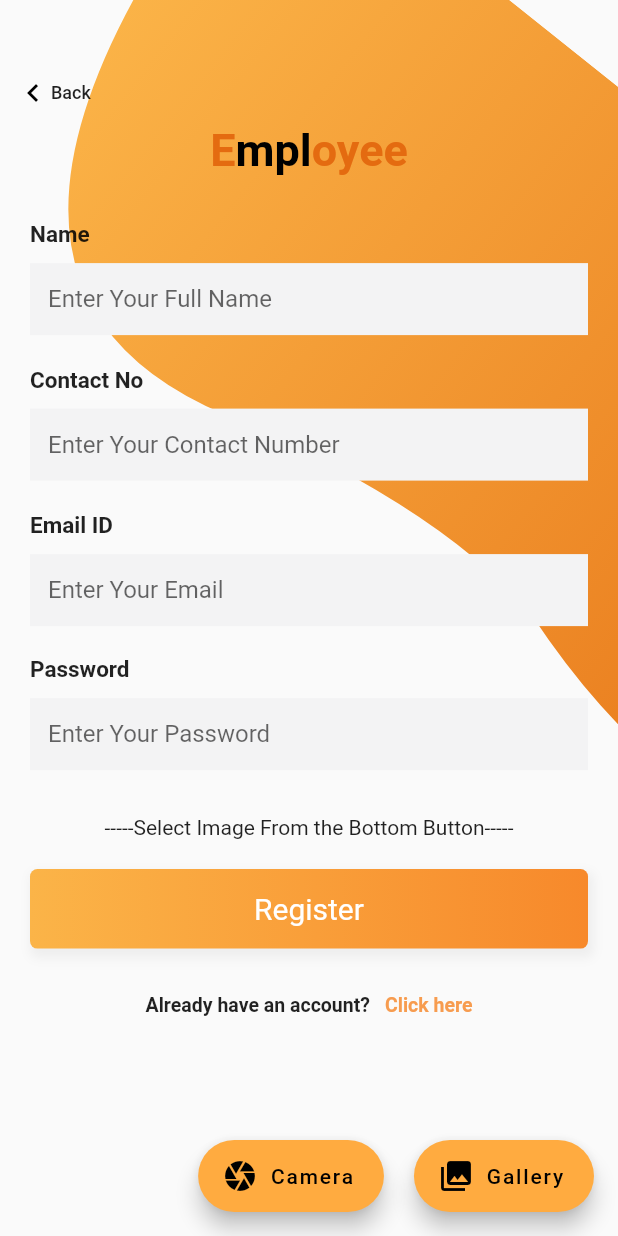
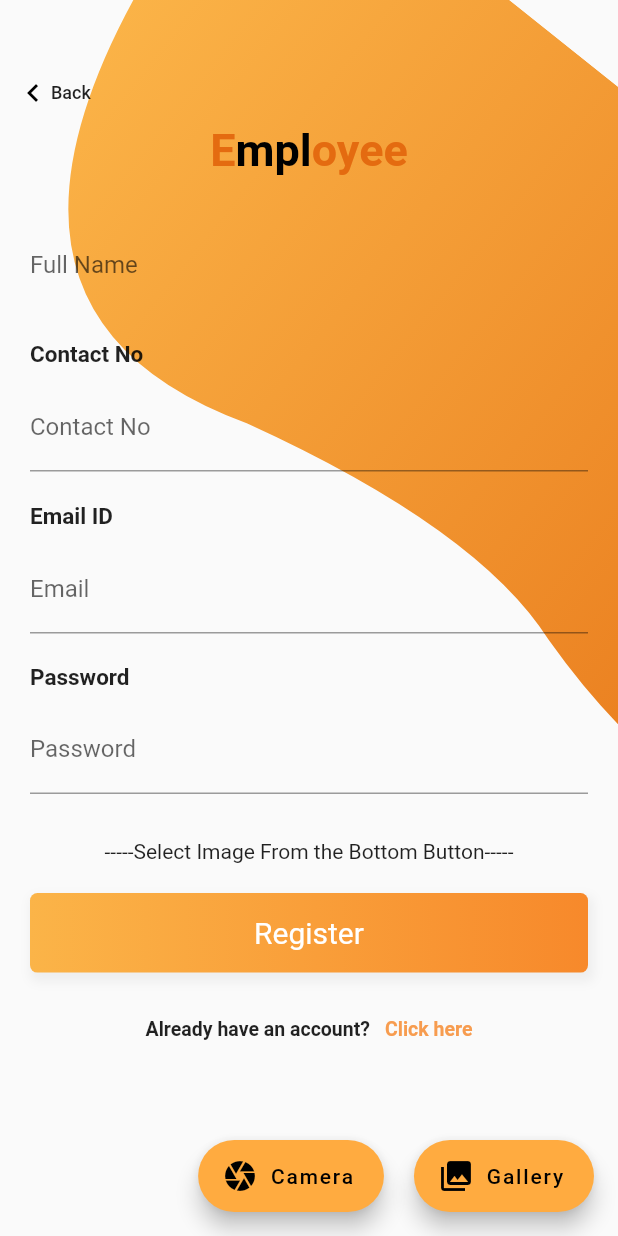
Before and after one commit to skmdaamir/EmployeeApplication, a Flutter app: the screen it shows after launch, after a tap on an icon or button, on a phone screen of 412 x 824 dp. Run offline on Flutter 3.47's test engine with Material 2 defaults, Android fonts, the phone set to English and light mode, and no system bars; our stand-ins replace firebase_auth, firebase_core, google_fonts, image_cropper, image_picker, shared_preferences; accounts and stored records are empty.

Commit message:
new registeration

```diff
--- a/employeeapplication/lib/main.dart
+++ b/employeeapplication/lib/main.dart
@@ -1,19 +1,23 @@
 import 'dart:async';
 
 import 'package:employeeapplication/employee_login_page.dart';
+import 'package:employeeapplication/sample.dart';
+import 'package:firebase_core/firebase_core.dart';
 
 import 'package:flutter/material.dart';
 
-import 'package:employeeapplication/employee_login_page.dart'
-    show EmployeeLoginPage;
 import 'package:google_fonts/google_fonts.dart';
 
-void main() => runApp(MaterialApp(
-      theme:
-          ThemeData(primaryColor: Colors.red, accentColor: Colors.yellowAccent),
-      debugShowCheckedModeBanner: false,
-      home: SplashScreen(),
-    ));
+Future<void> main() async {
+  WidgetsFlutterBinding.ensureInitialized();
+  await Firebase.initializeApp();
+  runApp(MaterialApp(
+    theme:
+        ThemeData(primaryColor: Colors.red, accentColor: Colors.yellowAccent),
+    debugShowCheckedModeBanner: false,
+    home: SplashScreen(),
+  ));
+}
 
 class SplashScreen extends StatefulWidget {
   SplashScreen({Key key, this.title}) : super(key: key);
--- a/employeeapplication/lib/registeration.dart
+++ b/employeeapplication/lib/registeration.dart
@@ -7,36 +7,33 @@ import 'dart:io';
 import 'package:image_picker/image_picker.dart';
 import 'package:google_fonts/google_fonts.dart';
 import 'package:http/http.dart' as http;
+import 'package:shared_preferences/shared_preferences.dart';
 
-class Employee {
-  final String name;
-  final String email;
-  final String contactno;
-  final String password;
-  final File image;
+// class Employee {
+//   final String name;
+//   final String email;
+//   final String contactno;
+//   final String password;
+//   final File image;
 
-  Employee({this.name, this.email, this.contactno, this.password, this.image});
+//   Employee({this.name, this.email, this.contactno, this.password, this.image});
 
-  Employee employeeFromJson(String str) => Employee.fromJson(json.decode(str));
+//   factory Employee.fromJson(Map<String, dynamic> json) => Employee(
+//         name: json["name"],
+//         email: json["email"],
+//         contactno: json["contactno"],
+//         password: json["password"],
+//         image: json["image"],
+//       );
 
-  String employeeToJson(Employee data) => json.encode(data.toJson());
-
-  factory Employee.fromJson(Map<String, dynamic> json) => Employee(
-        name: json["name"],
-        email: json["email"],
-        contactno: json["contactno"],
-        password: json["password"],
-        image: json["image"],
-      );
-
-  Map<String, dynamic> toJson() => {
-        "name": name,
-        "email": email,
-        "contactno": contactno,
-        "password": password,
-        "image": image,
-      };
-}
+//   Map<String, dynamic> toJson() => {
+//         "name": name,
+//         "email": email,
+//         "contactno": contactno,
+//         "password": password,
+//         "image": image,
+//       };
+// }
 
 class SignUpPage extends StatefulWidget {
   SignUpPage({Key key, this.title}) : super(key: key);
@@ -50,33 +47,45 @@ class SignUpPage extends StatefulWidget {
 class _SignUpPageState extends State<SignUpPage> {
   File _image;
 
-  String url = "https://employees-payroll-location-default-rtdb.firebaseio.com";
+  bool _isLoading = false;
+  final GlobalKey<FormState> _formKey = GlobalKey<FormState>();
 
-  Future<Employee> createPost(String url, {Map body}) async {
-    Map data = {'apikey': 'AIzaSyCaN8IM8LbgtFZo_Wspcw0tnFWlurnBIzI'};
+  // Map data = {'apikey': 'AIzaSyCaN8IM8LbgtFZo_Wspcw0tnFWlurnBIzI'};
 
-    //encode Map to JSON
-    var body = json.encode(data);
+  // String url = "https://employees-payroll-location-default-rtdb.firebaseio.com";
 
-    return http.post(url,
-        body: json.encode(body),
-        headers: {"Authorization": "Bearer"}).then((http.Response response) {
-      final int statusCode = response.statusCode;
+  // https://identitytoolkit.googleapis.com/v1/accounts:signUp?key=[API_KEY]
 
-      if (statusCode < 200 || statusCode > 400 || json == null) {
-        throw new Exception("Error While Fetching Data");
-      } else {
-        navigateToSubPage(context);
-      }
+  // Future<Employee> createPost(String url, {Map body}) async {
+  //   Map data = {'apikey': 'AIzaSyCaN8IM8LbgtFZo_Wspcw0tnFWlurnBIzI'};
 
-      return Employee.fromJson(json.decode(response.body));
-    });
-  }
+  //   //encode Map to JSON
+  //   var body = json.encode(data);
+
+  //   final response = await http.post(
+  //     Uri.https(
+  //         'https://employees-payroll-location-default-rtdb.firebaseio.com',
+  //         'Employee'),
+  //     headers: {
+  //       "Content-Type": "application/json; charset=UTF-8",
+  //     },
+  //     body: jsonEncode(body),
+  //   );
+  //   if (response.statusCode < 200 ||
+  //       response.statusCode > 400 ||
+  //       json == null) {
+  //     throw Exception("Error While Fetching Data");
+  //   } else {
+  //     return Employee.fromJson(jsonDecode(response.body));
+  //   }
+  // }
 
   TextEditingController nameController = new TextEditingController();
   TextEditingController emailController = new TextEditingController();
   TextEditingController contactnoController = new TextEditingController();
   TextEditingController passwordController = new TextEditingController();
+
+  // Future<Employee> _futureEmployee;
 
   getImageFile(ImageSource source) async {
     var image = await ImagePicker.pickImage(source: source);
@@ -154,21 +163,37 @@ class _SignUpPageState extends State<SignUpPage> {
       child: Column(
         crossAxisAlignment: CrossAxisAlignment.start,
         children: [
-          Text(
-            'Name',
-            style: TextStyle(fontWeight: FontWeight.bold, fontSize: 15),
-          ),
-          SizedBox(
-            height: 10,
-          ),
-          TextField(
-              controller: nameController,
+          // Text(
+          //   'Name',
+          //   style: TextStyle(fontWeight: FontWeight.bold, fontSize: 15),
+          // ),
+          // SizedBox(
+          //   height: 10,
+          // ),
+          // TextField(
+          //     controller: nameController,
+          //     keyboardType: TextInputType.name,
+          //     decoration: InputDecoration(
+          //         hintText: 'Enter Your Full Name',
+          //         border: InputBorder.none,
+          //         fillColor: Color(0xfff3f3f4),
+          //         filled: true)),
+
+          TextFormField(
+            // controller: _displayName,
             keyboardType: TextInputType.name,
-              decoration: InputDecoration(
-                  hintText: 'Enter Your Full Name',
+            decoration: const InputDecoration(
+              labelText: "Full Name",
               border: InputBorder.none,
               fillColor: Color(0xfff3f3f4),
-                  filled: true)),
+            ),
+            validator: (String val) {
+              if (val.isEmpty) {
+                return "Please Enter your Full Name";
+              }
+              return null;
+            },
+          ),
         ],
       ),
     );
@@ -187,14 +212,28 @@ class _SignUpPageState extends State<SignUpPage> {
           SizedBox(
             height: 10,
           ),
-          TextField(
-              controller: contactnoController,
+          // TextField(
+          //     controller: contactnoController,
+          //     keyboardType: TextInputType.number,
+          //     decoration: InputDecoration(
+          //         hintText: 'Enter Your Contact Number',
+          //         border: InputBorder.none,
+          //         fillColor: Color(0xfff3f3f4),
+          //         filled: true)),
+
+          TextFormField(
+            // controller: _contactnoController,
             keyboardType: TextInputType.number,
-              decoration: InputDecoration(
-                  hintText: 'Enter Your Contact Number',
-                  border: InputBorder.none,
-                  fillColor: Color(0xfff3f3f4),
-                  filled: true)),
+            decoration: const InputDecoration(
+              labelText: "Contact No",
+            ),
+            validator: (String val) {
+              if (val.isEmpty) {
+                return "Please Enter your Contact Number";
+              }
+              return null;
+            },
+          ),
         ],
       ),
     );
@@ -213,14 +252,27 @@ class _SignUpPageState extends State<SignUpPage> {
           SizedBox(
             height: 10,
           ),
-          TextField(
-              controller: emailController,
+          // TextField(
+          //     controller: emailController,
+          //     keyboardType: TextInputType.emailAddress,
+          //     decoration: InputDecoration(
+          //         hintText: 'Enter Your Email',
+          //         border: InputBorder.none,
+          //         fillColor: Color(0xfff3f3f4),
+          //         filled: true)),
+          TextFormField(
+            // controller: _emailController,
             keyboardType: TextInputType.emailAddress,
-              decoration: InputDecoration(
-                  hintText: 'Enter Your Email',
-                  border: InputBorder.none,
-                  fillColor: Color(0xfff3f3f4),
-                  filled: true)),
+            decoration: const InputDecoration(
+              labelText: "Email",
+            ),
+            validator: (String val) {
+              if (val.isEmpty) {
+                return "Please Enter your Email";
+              }
+              return null;
+            },
+          ),
         ],
       ),
     );
@@ -239,14 +291,28 @@ class _SignUpPageState extends State<SignUpPage> {
           SizedBox(
             height: 10,
           ),
-          TextField(
-              controller: passwordController,
-              obscureText: isPassword,
-              decoration: InputDecoration(
-                  hintText: 'Enter Your Password',
-                  border: InputBorder.none,
-                  fillColor: Color(0xfff3f3f4),
-                  filled: true)),
+          // TextField(
+          //     controller: passwordController,
+          //     obscureText: isPassword,
+          //     decoration: InputDecoration(
+          //         hintText: 'Enter Your Password',
+          //         border: InputBorder.none,
+          //         fillColor: Color(0xfff3f3f4),
+          //         filled: true)),
+
+          TextFormField(
+            // controller: _passwordController,
+            obscureText: true,
+            decoration: const InputDecoration(
+              labelText: "Password",
+            ),
+            validator: (String val) {
+              if (val.isEmpty) {
+                return "Please Enter your Password";
+              }
+              return null;
+            },
+          ),
         ],
       ),
     );
@@ -264,16 +330,9 @@ class _SignUpPageState extends State<SignUpPage> {
   Widget _submitButton() {
     return InkWell(
       onTap: () async {
-        Employee employee = new Employee(
-            name: nameController.text,
-            contactno: contactnoController.text,
-            email: emailController.text,
-            password: passwordController.text);
-        Employee emp = await createPost(url, body: employee.toJson());
-        print(emp.name);
-        print(emp.contactno);
-        print(emp.email);
-        print(emp.password);
+        setState(() {
+          _isLoading = true;
+        });
       },
       child: Container(
         width: MediaQuery.of(context).size.width,
@@ -341,7 +400,9 @@ class _SignUpPageState extends State<SignUpPage> {
     return Scaffold(
       body: Container(
         height: height,
-        child: Stack(
+        child: _isLoading
+            ? Center(child: CircularProgressIndicator())
+            : Stack(
                 children: [
                   Positioned(
                     top: -MediaQuery.of(context).size.height * .15,
@@ -424,9 +485,4 @@ class _SignUpPageState extends State<SignUpPage> {
       ),
     );
   }
-
-  Future navigateToSubPage(BuildContext context) async {
-    Navigator.push(
-        context, MaterialPageRoute(builder: (context) => EmployeeLoginPage()));
 }
-}
--- a/employeeapplication/pubspec.yaml
+++ b/employeeapplication/pubspec.yaml
@@ -33,6 +33,11 @@ dependencies:
   image_picker: ^0.6.7+22
   image_cropper: ^1.3.1
   flutter_image_compress: ^0.7.0
+  shared_preferences: any
+  firebase_auth: ^0.20.0+1
+  firebase_core: "^0.7.0"
+  firebase_storage: "^7.0.0"
+
 
 dev_dependencies:
   flutter_test:
```
Also changed, not shown: employeeapplication/lib/main_page.dart (added, +51 -0 lines), employeeapplication/lib/sample.dart (added, +97 -0 lines), employeeapplication/pubspec.lock, 1 other file. Lines whose indentation alone changed are shown as unchanged.
